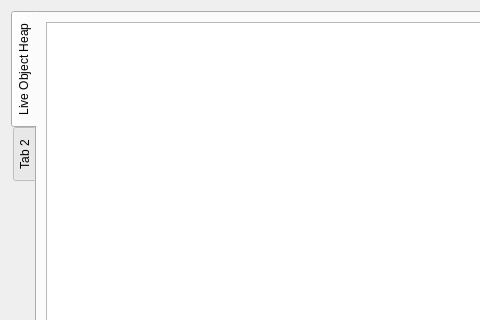
The window that rbkit-lib/heapdumpform.ui (codemancers/rbkit-client) describes before a commit, drawn with Qt 5; both pictures show x 0 to 480 and y 0 to 320 of the 678 by 416 pixel window.
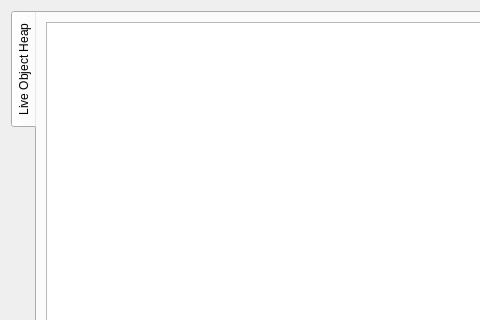
The same window after the commit.

Patch:
```diff
--- a/rbkit-lib/heapdumpform.ui
+++ b/rbkit-lib/heapdumpform.ui
@@ -38,11 +38,6 @@
        </item>
       </layout>
      </widget>
-     <widget class="QWidget" name="tab_2">
-      <attribute name="title">
-       <string>Tab 2</string>
-      </attribute>
-     </widget>
     </widget>
    </item>
   </layout>
```
